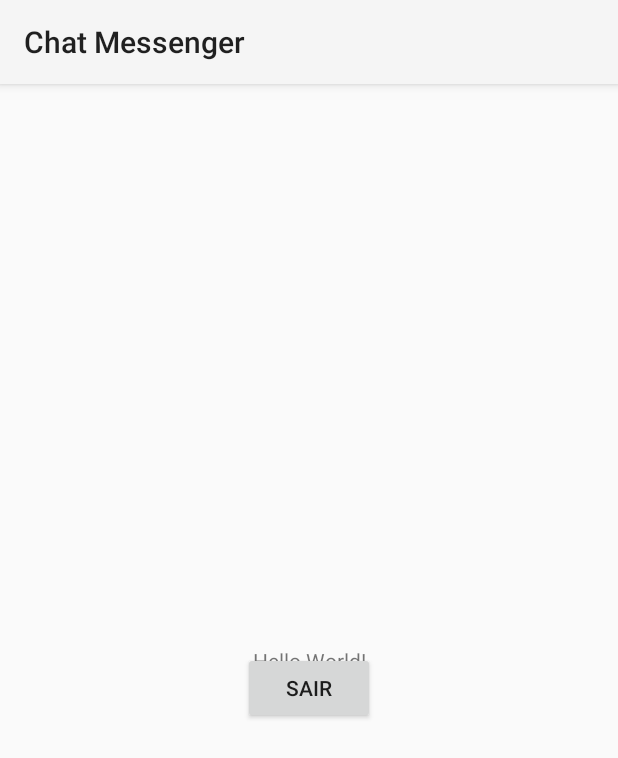
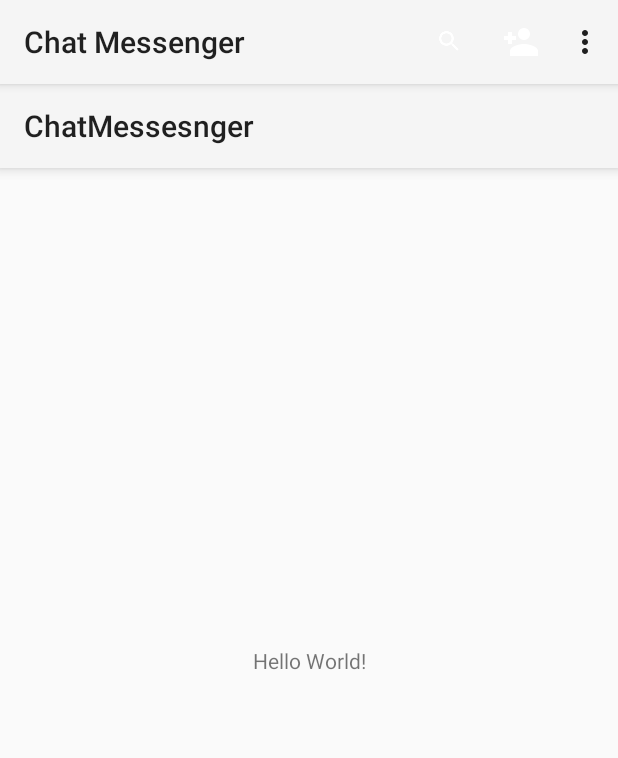
Before and after one commit to CarrascoFrank-zz/ChatMessenger, an Android app: the screen it shows after launch once a user with an empty profile is signed in (MainActivity), on a phone screen of 412 x 824 dp. Shown: the top 758 px of the screen. Run offline under Robolectric (Android 15) with nearby library versions, the phone set to English and light mode, and no system bars; our stand-ins replace Firebase (no records; nobody signed in at launch, a user with empty details on screens opened directly); libraries missing offline, so code that uses them is left out: com.github.rtoshiro.util; 1 statement that could not run was skipped.

Commit message:
Criando toolbar e adicianando icons

```diff
--- a/app/src/main/java/com/android/chatmessenger/chatmessenger/activity/MainActivity.java
+++ b/app/src/main/java/com/android/chatmessenger/chatmessenger/activity/MainActivity.java
@@ -3,6 +3,9 @@ package com.android.chatmessenger.chatmessenger.activity;
 import android.content.Intent;
 import android.support.v7.app.AppCompatActivity;
 import android.os.Bundle;
+import android.support.v7.widget.Toolbar;
+import android.view.Menu;
+import android.view.MenuInflater;
 import android.view.View;
 import android.widget.Button;
 
@@ -12,29 +15,27 @@ import com.google.firebase.auth.FirebaseAuth;
 import com.google.firebase.database.DatabaseReference;
 import com.google.firebase.database.FirebaseDatabase;
 
+import java.lang.reflect.Array;
+
 public class MainActivity extends AppCompatActivity {
 
-    private Button buttonSair;
+
     private FirebaseAuth firebaseAuth;
+    private Toolbar toolbarMainActivity;
+
+
 
     @Override
     protected void onCreate(Bundle savedInstanceState) {
         super.onCreate(savedInstanceState);
         setContentView(R.layout.activity_main);
 
-        buttonSair = (Button) findViewById(R.id.bt_sair_Id);
+        firebaseAuth = ConfiguracaoFirebase.getFirebaseAuth();
 
-        buttonSair.setOnClickListener(new View.OnClickListener() {
-            @Override
-            public void onClick(View v) {
+        toolbarMainActivity = (Toolbar) findViewById(R.id.toolbar_principal_id);
+        toolbarMainActivity.setTitle("ChatMessesnger");
+        setSupportActionBar(toolbarMainActivity);
 
-                firebaseAuth = ConfiguracaoFirebase.getFirebaseAuth();
-                firebaseAuth.signOut();
-
-                abrirLoginActivity();
-
-            }
-        });
     }
 
     private void abrirLoginActivity() {
@@ -44,4 +45,11 @@ public class MainActivity extends AppCompatActivity {
         finish();
     }
 
+    @Override
+    public boolean onCreateOptionsMenu(Menu menu) {
+        MenuInflater inflater = getMenuInflater(); //este metodo getMenuInflater cria o objeto inflater ja com o contexto da nossa aplicação.
+        //inflater serve para mostrar o menu
+        inflater.inflate(R.menu.menu_main, menu);
+        return true;
+    }
 }
--- a/app/src/main/res/layout/activity_main.xml
+++ b/app/src/main/res/layout/activity_main.xml
@@ -5,6 +5,11 @@
     android:layout_width="match_parent"
     android:layout_height="match_parent"
     tools:context="com.android.chatmessenger.chatmessenger.activity.MainActivity">
+
+    <include android:id="@+id/toolbar_principal_id"
+        layout="@layout/toolbar"
+
+        />
 
     <TextView
         android:layout_width="wrap_content"
@@ -16,14 +21,4 @@
         app:layout_constraintTop_toTopOf="parent"
         android:id="@+id/textView2" />
 
-    <Button
-        android:id="@+id/bt_sair_Id"
-        android:layout_width="wrap_content"
-        android:layout_height="wrap_content"
-        android:layout_marginBottom="341dp"
-        android:text="Sair"
-        app:layout_constraintBottom_toBottomOf="parent"
-        app:layout_constraintLeft_toLeftOf="parent"
-        app:layout_constraintRight_toRightOf="parent" />
-
 </android.support.constraint.ConstraintLayout>
--- /dev/null
+++ b/app/src/main/res/layout/toolbar.xml
@@ -0,0 +1,11 @@
+<?xml version="1.0" encoding="utf-8"?>
+
+    <android.support.v7.widget.Toolbar
+        xmlns:android="http://schemas.android.com/apk/res/android"
+        android:layout_width="match_parent"
+        android:layout_height="wrap_content"
+        android:background="?attr/colorPrimary"
+        android:minHeight="?attr/actionBarSize"
+        android:theme="?attr/actionBarTheme"
+        android:elevation="5dp"
+    />
--- /dev/null
+++ b/app/src/main/res/menu/menu_cadastro_usuario.xml
@@ -0,0 +1,4 @@
+<?xml version="1.0" encoding="utf-8"?>
+<menu xmlns:android="http://schemas.android.com/apk/res/android">
+
+</menu>
--- /dev/null
+++ b/app/src/main/res/menu/menu_login.xml
@@ -0,0 +1,4 @@
+<?xml version="1.0" encoding="utf-8"?>
+<menu xmlns:android="http://schemas.android.com/apk/res/android">
+
+</menu>
--- /dev/null
+++ b/app/src/main/res/menu/menu_main.xml
@@ -0,0 +1,28 @@
+<?xml version="1.0" encoding="utf-8"?>
+<menu xmlns:android="http://schemas.android.com/apk/res/android"
+    xmlns:app="http://schemas.android.com/apk/res-auto" >
+
+    <item android:id="@+id/actions_settings"
+        android:title="@string/action_settings"
+        android:orderInCategory="100" app:showAsAction="never"
+    />
+    <item android:id="@+id/item_sair"
+        android:title="@string/item_sair"
+        android:orderInCategory="200" app:showAsAction="never"
+        />
+    <item android:id="@+id/item_pesquisa"
+        android:title="@string/item_pesquisa"
+        android:orderInCategory="300" app:showAsAction="ifRoom"
+        android:icon="@drawable/ic_search"
+        />
+    <item android:id="@+id/item_adicionar"
+        android:title="@string/item_adicionar"
+        android:orderInCategory="400" app:showAsAction="ifRoom"
+        android:icon="@drawable/ic_person_add"
+        />
+
+
+
+
+
+</menu>
--- /dev/null
+++ b/app/src/main/res/menu/menu_validador.xml
@@ -0,0 +1,4 @@
+<?xml version="1.0" encoding="utf-8"?>
+<menu xmlns:android="http://schemas.android.com/apk/res/android">
+
+</menu>
--- a/app/src/main/res/values/strings.xml
+++ b/app/src/main/res/values/strings.xml
@@ -1,6 +1,11 @@
 <resources>
     <string name="app_name">Chat Messenger</string>
+
     <string name="content_description_Logo">Logo</string>
+    <string name="action_settings">Configurações</string>
+    <string name="item_sair">Sair</string>
+    <string name="item_pesquisa">Pesquisa</string>
+    <string name="item_adicionar">Adicionar</string>
     <string name="hint_name_login">Digite seu nome.</string>
     <string name="DDI_Login">+55</string>
     <string name="DDD_login">21</string>
```
Also changed, not shown: app/src/main/res/drawable-hdpi/ic_person_add.png (added), app/src/main/res/drawable-mdpi/ic_person_add.png (added), app/src/main/res/drawable-xhdpi/ic_person_add.png (added), app/src/main/res/drawable-xxhdpi/ic_person_add.png (added), app/src/main/res/drawable-xxxhdpi/ic_person_add.png (added).
